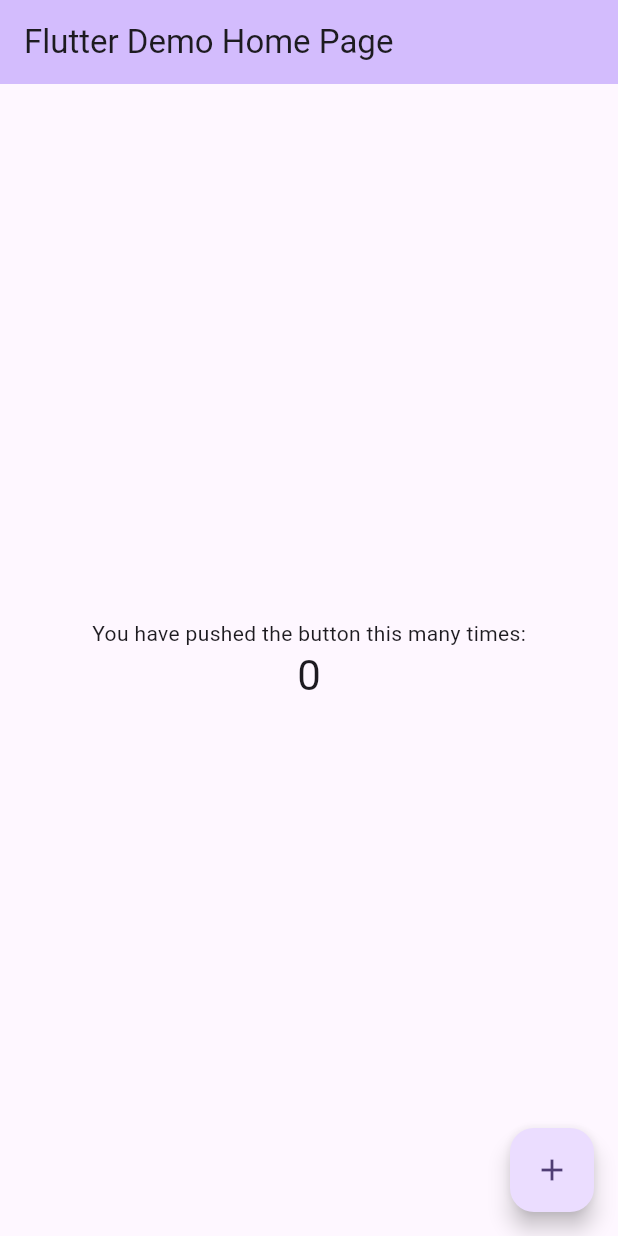
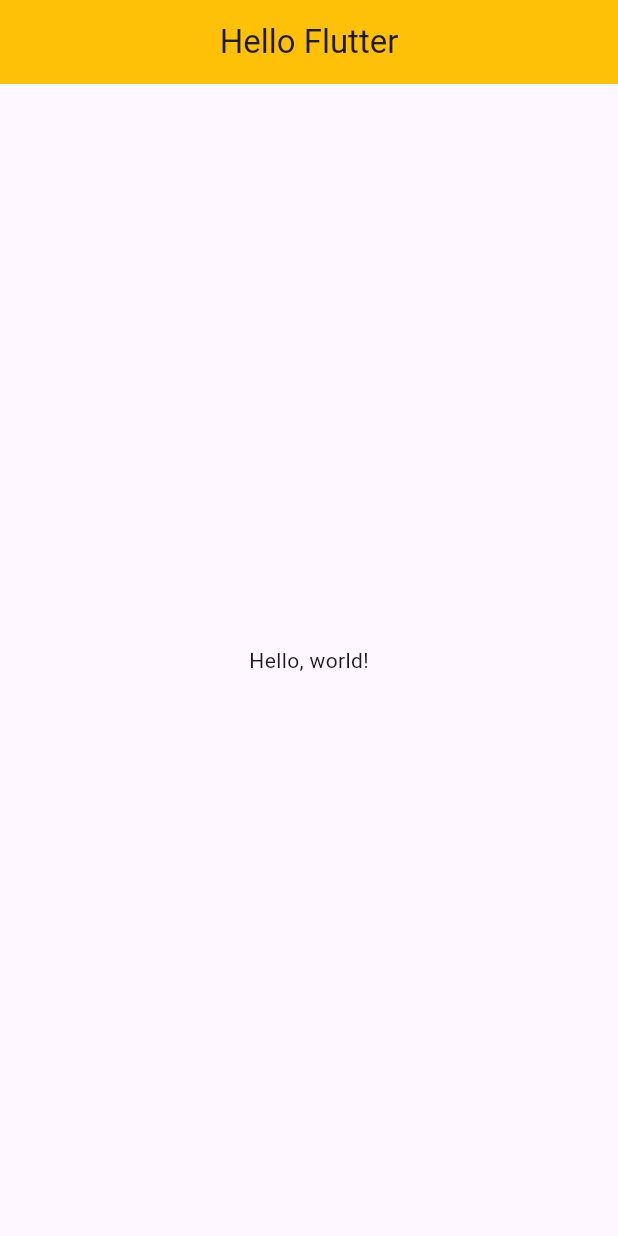
Before and after one commit to rosenrose/flutter-learn, a Flutter app: the screen it shows after launch, on a phone screen of 412 x 824 dp. Run offline on Flutter 3.47's test engine with Material 3 defaults, Android fonts, the phone set to English and light mode, and no system bars.

Commit message:
hello flutter

```diff
--- a/lib/main.dart
+++ b/lib/main.dart
@@ -1,125 +1,26 @@
+import 'package:flutter/cupertino.dart';
 import 'package:flutter/material.dart';
 
 void main() {
-  runApp(const MyApp());
+  runApp(const App());
 }
 
-class MyApp extends StatelessWidget {
-  const MyApp({super.key});
+class App extends StatelessWidget {
+  const App({super.key});
 
-  // This widget is the root of your application.
   @override
   Widget build(BuildContext context) {
     return MaterialApp(
-      title: 'Flutter Demo',
-      theme: ThemeData(
-        // This is the theme of your application.
-        //
-        // TRY THIS: Try running your application with "flutter run". You'll see
-        // the application has a purple toolbar. Then, without quitting the app,
-        // try changing the seedColor in the colorScheme below to Colors.green
-        // and then invoke "hot reload" (save your changes or press the "hot
-        // reload" button in a Flutter-supported IDE, or press "r" if you used
-        // the command line to start the app).
-        //
-        // Notice that the counter didn't reset back to zero; the application
-        // state is not lost during the reload. To reset the state, use hot
-        // restart instead.
-        //
-        // This works for code too, not just values: Most code changes can be
-        // tested with just a hot reload.
-        colorScheme: ColorScheme.fromSeed(seedColor: Colors.deepPurple),
-        useMaterial3: true,
+      home: Scaffold(
+        appBar: AppBar(
+          title: const Text("Hello Flutter"),
+          centerTitle: true,
+          backgroundColor: Colors.amber,
+        ),
+        body: const Center(
+          child: Text("Hello, world!"),
+        ),
       ),
-      home: const MyHomePage(title: 'Flutter Demo Home Page'),
     );
   }
 }
-
-class MyHomePage extends StatefulWidget {
-  const MyHomePage({super.key, required this.title});
-
-  // This widget is the home page of your application. It is stateful, meaning
-  // that it has a State object (defined below) that contains fields that affect
-  // how it looks.
-
-  // This class is the configuration for the state. It holds the values (in this
-  // case the title) provided by the parent (in this case the App widget) and
-  // used by the build method of the State. Fields in a Widget subclass are
-  // always marked "final".
-
-  final String title;
-
-  @override
-  State<MyHomePage> createState() => _MyHomePageState();
-}
-
-class _MyHomePageState extends State<MyHomePage> {
-  int _counter = 0;
-
-  void _incrementCounter() {
-    setState(() {
-      // This call to setState tells the Flutter framework that something has
-      // changed in this State, which causes it to rerun the build method below
-      // so that the display can reflect the updated values. If we changed
-      // _counter without calling setState(), then the build method would not be
-      // called again, and so nothing would appear to happen.
-      _counter++;
-    });
-  }
-
-  @override
-  Widget build(BuildContext context) {
-    // This method is rerun every time setState is called, for instance as done
-    // by the _incrementCounter method above.
-    //
-    // The Flutter framework has been optimized to make rerunning build methods
-    // fast, so that you can just rebuild anything that needs updating rather
-    // than having to individually change instances of widgets.
-    return Scaffold(
-      appBar: AppBar(
-        // TRY THIS: Try changing the color here to a specific color (to
-        // Colors.amber, perhaps?) and trigger a hot reload to see the AppBar
-        // change color while the other colors stay the same.
-        backgroundColor: Theme.of(context).colorScheme.inversePrimary,
-        // Here we take the value from the MyHomePage object that was created by
-        // the App.build method, and use it to set our appbar title.
-        title: Text(widget.title),
-      ),
-      body: Center(
-        // Center is a layout widget. It takes a single child and positions it
-        // in the middle of the parent.
-        child: Column(
-          // Column is also a layout widget. It takes a list of children and
-          // arranges them vertically. By default, it sizes itself to fit its
-          // children horizontally, and tries to be as tall as its parent.
-          //
-          // Column has various properties to control how it sizes itself and
-          // how it positions its children. Here we use mainAxisAlignment to
-          // center the children vertically; the main axis here is the vertical
-          // axis because Columns are vertical (the cross axis would be
-          // horizontal).
-          //
-          // TRY THIS: Invoke "debug painting" (choose the "Toggle Debug Paint"
-          // action in the IDE, or press "p" in the console), to see the
-          // wireframe for each widget.
-          mainAxisAlignment: MainAxisAlignment.center,
-          children: <Widget>[
-            const Text(
-              'You have pushed the button this many times:',
-            ),
-            Text(
-              '$_counter',
-              style: Theme.of(context).textTheme.headlineMedium,
-            ),
-          ],
-        ),
-      ),
-      floatingActionButton: FloatingActionButton(
-        onPressed: _incrementCounter,
-        tooltip: 'Increment',
-        child: const Icon(Icons.add),
-      ), // This trailing comma makes auto-formatting nicer for build methods.
-    );
-  }
-}
```
